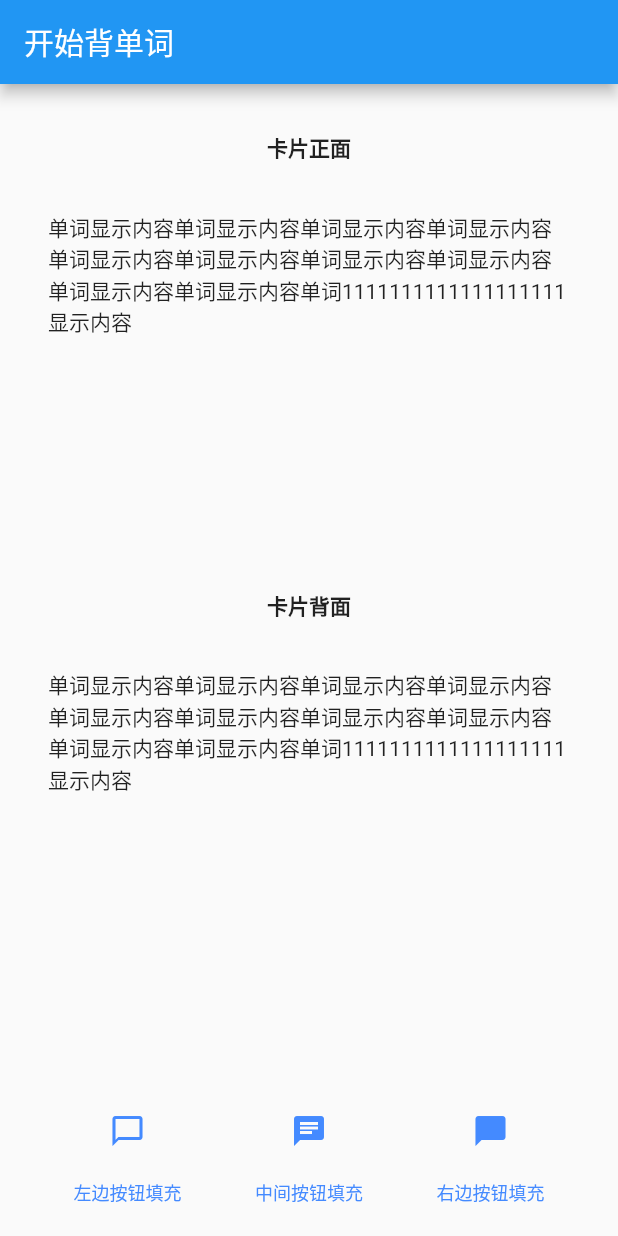
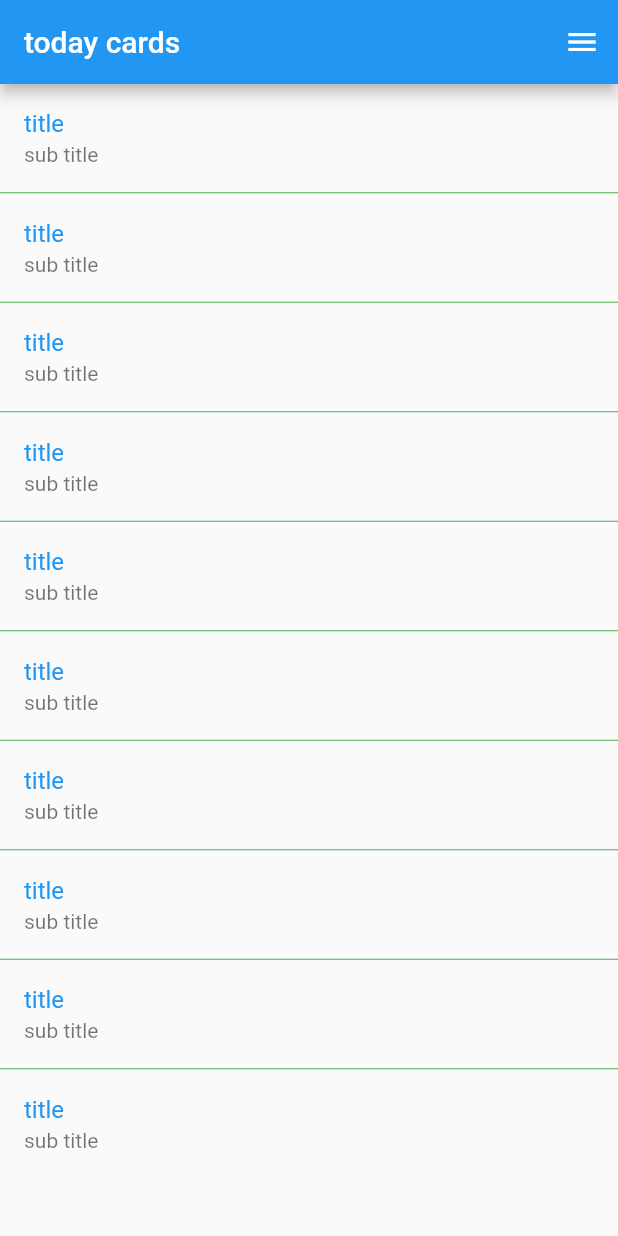
Before and after one commit to wangzilinn/Angin-mobile, a Flutter app: the screen it shows after launch, on a phone screen of 412 x 824 dp. Run offline on Flutter 3.47's test engine with Material 2 defaults, Android fonts, the phone set to English and light mode, and no system bars.

Commit message:
完成了第一版的所有界面

```diff
--- a/lib/main.dart
+++ b/lib/main.dart
@@ -1,4 +1,5 @@
 import 'package:flutter/material.dart';
+import 'package:word_front_end/views/card_list_view.dart';
 
 void main() => runApp(MyApp());
 
@@ -7,184 +8,8 @@ class MyApp extends StatelessWidget {
   Widget build(BuildContext context) {
     return MaterialApp(
       title: "单词",
-      home: Scaffold(
-        appBar: AppBar(
-          title: Text("开始背单词"), //最上面的蓝色背景上面的标题
-        ),
-        body: Column(
-          children: [
-            Expanded(
-              //纵向延伸空间直到填满,flex是不同的权重
-              flex: 4,
-              child: CardFrontDetailWidget(),
-            ),
-            Expanded(
-              //纵向延伸空间直到填满
-              flex: 4,
-              child: CardBackDetailWidget(),
-            ),
-            CardOptionsButtonWidget(),
-          ],
-        ),
-      ),
+      theme: ThemeData(primaryColor: Colors.blue),
+      home: CardListView()
     );
   }
 }
-
-class CardFrontDetailWidget extends StatefulWidget {
-  @override
-  _CardFrontDetailWidgetState createState() => _CardFrontDetailWidgetState();
-}
-
-class _CardFrontDetailWidgetState extends State<CardFrontDetailWidget> {
-  String _innerTxt = "单词显示内容单词显示内容单词显示内容单词显示"
-      "内容单词显示内容单词显示内容单词显示内容单词显示内容"
-      "单词显示内容单词显示内容单词1111111111111111111显示内容";
-
-  @override
-  Widget build(BuildContext context) {
-    return Column(
-      children: <Widget>[
-        Container(
-            padding: const EdgeInsets.only(top: 32),
-            child: Text(
-              "卡片正面",
-              style: TextStyle(fontWeight: FontWeight.bold),
-            )),
-        Container(
-          padding: const EdgeInsets.all(32),
-          child: Text(
-            _innerTxt,
-            softWrap: true,
-          ),
-        )
-      ],
-    );
-  }
-}
-
-class CardBackDetailWidget extends StatefulWidget {
-  @override
-  _CardBackDeatilWidgetState createState() => _CardBackDeatilWidgetState();
-}
-
-class _CardBackDeatilWidgetState extends State<CardBackDetailWidget> {
-  String _innerTxt = "单词显示内容单词显示内容单词显示内容单词显示"
-      "内容单词显示内容单词显示内容单词显示内容单词显示内容"
-      "单词显示内容单词显示内容单词1111111111111111111显示内容";
-
-  @override
-  Widget build(BuildContext context) {
-    return Column(
-      children: <Widget>[
-        Container(
-//          padding: const EdgeInsets.only(top: 32),
-          child: Text(
-            "卡片背面",
-            style: TextStyle(fontWeight: FontWeight.bold),
-          ),
-        ),
-        Container(
-          padding: const EdgeInsets.all(32),
-          child: Text(
-            _innerTxt,
-            softWrap: true,
-          ),
-        )
-      ],
-    );
-  }
-}
-
-class CardOptionsButtonWidget extends StatefulWidget {
-  @override
-  _CardOptionsButtonWidgetState createState() =>
-      _CardOptionsButtonWidgetState();
-}
-
-class _CardOptionsButtonWidgetState extends State<CardOptionsButtonWidget> {
-  int stateCnt = 2;
-  int state = 0;
-
-  @override
-  Widget build(BuildContext context) {
-    return Container(
-      margin: const EdgeInsets.only(bottom: 20),
-      child: _buildBottomButton(state),
-    );
-  }
-
-  Row _buildBottomButton(int state) {
-    if (state == 0) {
-      return Row(
-        //不同状态的按钮
-        mainAxisAlignment: MainAxisAlignment.spaceEvenly,
-
-        children: <Widget>[
-          _buildOneOptionButton(
-              Colors.blueAccent, Icons.chat_bubble_outline, "左边按钮填充"),
-          _buildOneOptionButton(Colors.blueAccent, Icons.chat, "中间按钮填充"),
-          _buildOneOptionButton(Colors.blueAccent, Icons.chat_bubble, "右边按钮填充"),
-        ],
-      );
-    } else {
-      return Row(
-        //显示背面的按钮
-//        mainAxisAlignment: MainAxisAlignment.spaceEvenly,
-        children: <Widget>[
-          Expanded(child: _buildSeeBackButton()), //去掉Expanded就会有问题
-        ],
-      );
-    }
-  }
-
-  Column _buildSeeBackButton() {
-    return Column(
-      children: <Widget>[
-        Container(
-          margin: const EdgeInsets.only(left: 10, right: 10),
-          child: SizedBox(
-            width: double.infinity,
-            child: FlatButton(
-              color: Colors.blue,
-              onPressed: _pressOptionsButton,
-              child: Text("查看背面"),
-            ),
-          ),
-        )
-      ],
-    );
-  }
-
-  Column _buildOneOptionButton(Color color, IconData icon, String label) {
-    return Column(
-      mainAxisSize: MainAxisSize.min,
-      mainAxisAlignment: MainAxisAlignment.center,
-      children: <Widget>[
-        IconButton(
-          icon: Icon(icon),
-          color: color,
-          onPressed: _pressOptionsButton,
-        ),
-        Container(
-          margin: const EdgeInsets.only(top: 8),
-          child: Text(
-            label,
-            style: TextStyle(
-                fontSize: 12, fontWeight: FontWeight.w400, color: color),
-          ),
-        )
-      ],
-    );
-  }
-
-  void _pressOptionsButton() {
-    setState(() {
-      if (state == 0) {
-        state = 1;
-      } else {
-        state = 0;
-      }
-    });
-  }
-}
--- /dev/null
+++ b/lib/services/card_service.dart
@@ -0,0 +1,3 @@
+class CardService{
+//  static const
+}
--- /dev/null
+++ b/lib/views/card_list_view.dart
@@ -0,0 +1,41 @@
+import 'package:flutter/material.dart';
+import 'package:word_front_end/views/card_detail_view.dart';
+import 'package:word_front_end/views/settings_view.dart';
+
+class CardListView extends StatelessWidget {
+  @override
+  Widget build(BuildContext context) {
+    return Scaffold(
+      appBar: AppBar(
+        title: Text("today cards"),
+        actions: <Widget>[
+          IconButton(
+            icon: const Icon(Icons.menu),
+            onPressed: (){
+              Navigator.of(context).push(MaterialPageRoute(builder: (_)=>SettingsView()));
+            },
+          )
+        ],
+      ),
+      body: ListView.separated(
+          itemBuilder: (_, index) {
+            return ListTile(
+              title: Text("title",
+                  style: TextStyle(color: Theme.of(context).primaryColor)),
+              subtitle: Text("sub title"),
+              onTap: () {
+                Navigator.of(context)
+                    .push(MaterialPageRoute(builder: (_) => CardDetailView()));
+              },
+            );
+          },
+          separatorBuilder: (_, __) {
+            return Divider(
+              height: 1,
+              color: Colors.green,
+            );
+          },
+          itemCount: 10),
+    );
+  }
+}
```
Also changed, not shown: lib/views/card_detail_view.dart (added, +81 -0 lines), lib/views/settings_view.dart (added, +23 -0 lines).
